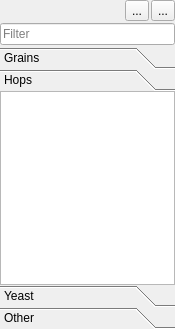
Qt form Ingredient/IngredientToolbox.ui (DaneGardner/ThreeBrooks) before a commit.
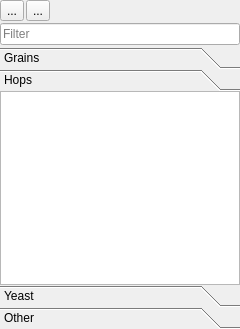
The same form after that commit. The open tabs and pages were chosen to show the change. Icons and pictures are not drawn.

Commit message: Cleaned up layouts for better widget visibility.

```diff
--- a/Ingredient/IngredientToolbox.ui
+++ b/Ingredient/IngredientToolbox.ui
@@ -6,10 +6,16 @@
    <rect>
     <x>0</x>
     <y>0</y>
-    <width>175</width>
+    <width>240</width>
     <height>329</height>
    </rect>
   </property>
+  <property name="minimumSize">
+   <size>
+    <width>240</width>
+    <height>0</height>
+   </size>
+  </property>
   <layout class="QVBoxLayout" name="verticalLayout">
    <property name="spacing">
     <number>2</number>
@@ -19,6 +25,34 @@
    </property>
    <item>
     <layout class="QHBoxLayout" name="horizontalLayout">
+     <item>
+      <widget class="QToolButton" name="btnRemove">
+       <property name="toolTip">
+        <string>Delete all selected ingredients</string>
+       </property>
+       <property name="text">
+        <string>...</string>
+       </property>
+       <property name="icon">
+        <iconset resource="../Resources.qrc">
+         <normaloff>:/ThreeBrooks/Ingredients/remove.svg</normaloff>:/ThreeBrooks/Ingredients/remove.svg</iconset>
+       </property>
+      </widget>
+     </item>
+     <item>
+      <widget class="QToolButton" name="btnNew">
+       <property name="toolTip">
+        <string>Add a new ingredient to the list</string>
+       </property>
+       <property name="text">
+        <string>...</string>
+       </property>
+       <property name="icon">
+        <iconset resource="../Resources.qrc">
+         <normaloff>:/ThreeBrooks/Ingredients/create.svg</normaloff>:/ThreeBrooks/Ingredients/create.svg</iconset>
+       </property>
+      </widget>
+     </item>
      <item>
       <spacer name="horizontalSpacer">
        <property name="orientation">
@@ -32,34 +66,6 @@
        </property>
       </spacer>
      </item>
-     <item>
-      <widget class="QToolButton" name="btnNew">
-       <property name="toolTip">
-        <string>Add a new ingredient to the list</string>
-       </property>
-       <property name="text">
-        <string>...</string>
-       </property>
-       <property name="icon">
-        <iconset resource="../Resources.qrc">
-         <normaloff>:/ThreeBrooks/Ingredients/create.svg</normaloff>:/ThreeBrooks/Ingredients/create.svg</iconset>
-       </property>
-      </widget>
-     </item>
-     <item>
-      <widget class="QToolButton" name="btnRemove">
-       <property name="toolTip">
-        <string>Delete all selected ingredients</string>
-       </property>
-       <property name="text">
-        <string>...</string>
-       </property>
-       <property name="icon">
-        <iconset resource="../Resources.qrc">
-         <normaloff>:/ThreeBrooks/Ingredients/remove.svg</normaloff>:/ThreeBrooks/Ingredients/remove.svg</iconset>
-       </property>
-      </widget>
-     </item>
     </layout>
    </item>
    <item>
@@ -101,8 +107,8 @@
        <rect>
         <x>0</x>
         <y>0</y>
-        <width>96</width>
-        <height>61</height>
+        <width>200</width>
+        <height>197</height>
        </rect>
       </property>
       <property name="dragDropMode">
```
Left out of the diff: 10 changed lines with no effect on the pictures. The commit also changes 2 other files.
